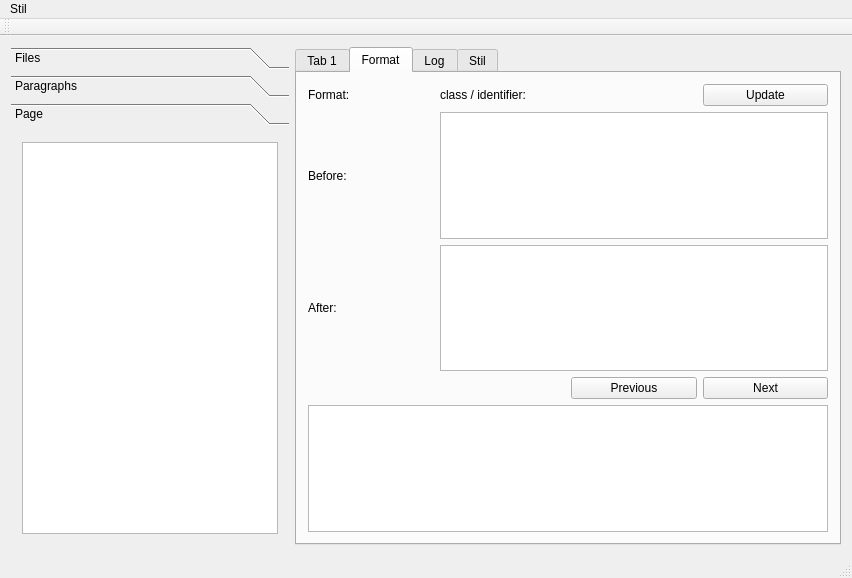
Qt form mainwindow.ui (awegsche/Ebooks) before a commit.
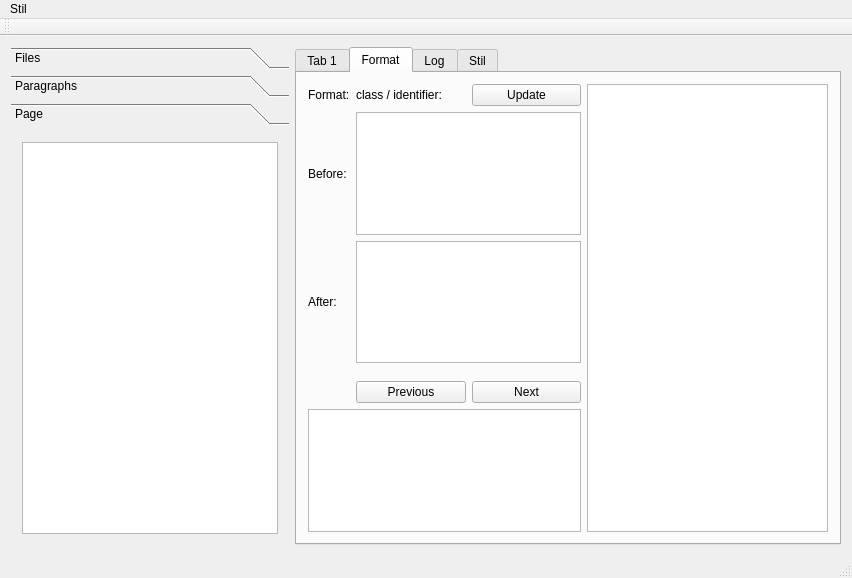
The same form after that commit.

The edit to the form file:
```diff
--- a/mainwindow.ui
+++ b/mainwindow.ui
@@ -129,13 +129,6 @@
           </property>
          </widget>
         </item>
-        <item row="0" column="3">
-         <widget class="QPushButton" name="pushButton_3">
-          <property name="text">
-           <string>Update</string>
-          </property>
-         </widget>
-        </item>
         <item row="1" column="0">
          <widget class="QLabel" name="label_3">
           <property name="text">
@@ -143,9 +136,6 @@
           </property>
          </widget>
         </item>
-        <item row="1" column="1" colspan="3">
-         <widget class="QPlainTextEdit" name="plainEditBefore"/>
-        </item>
         <item row="2" column="0">
          <widget class="QLabel" name="label_4">
           <property name="text">
@@ -153,24 +143,37 @@
           </property>
          </widget>
         </item>
-        <item row="2" column="1" colspan="3">
+        <item row="2" column="1" colspan="2">
          <widget class="QPlainTextEdit" name="plainEditAfter"/>
         </item>
-        <item row="3" column="2">
+        <item row="1" column="1" colspan="2">
+         <widget class="QPlainTextEdit" name="plainEditBefore"/>
+        </item>
+        <item row="5" column="1">
          <widget class="QPushButton" name="pushButton_2">
           <property name="text">
            <string>Previous</string>
           </property>
          </widget>
         </item>
-        <item row="3" column="3">
+        <item row="5" column="2">
          <widget class="QPushButton" name="pushButton">
           <property name="text">
            <string>Next</string>
           </property>
          </widget>
         </item>
-        <item row="4" column="0" colspan="4">
+        <item row="0" column="2">
+         <widget class="QPushButton" name="buttonUpdateFormat">
+          <property name="text">
+           <string>Update</string>
+          </property>
+         </widget>
+        </item>
+        <item row="0" column="3" rowspan="7">
+         <widget class="QListWidget" name="listPredefinedFormats"/>
+        </item>
+        <item row="6" column="0" colspan="3">
          <widget class="QTextBrowser" name="browseUsage"/>
         </item>
        </layout>
```
Left out of the diff: 14 changed lines with no effect on the pictures.
